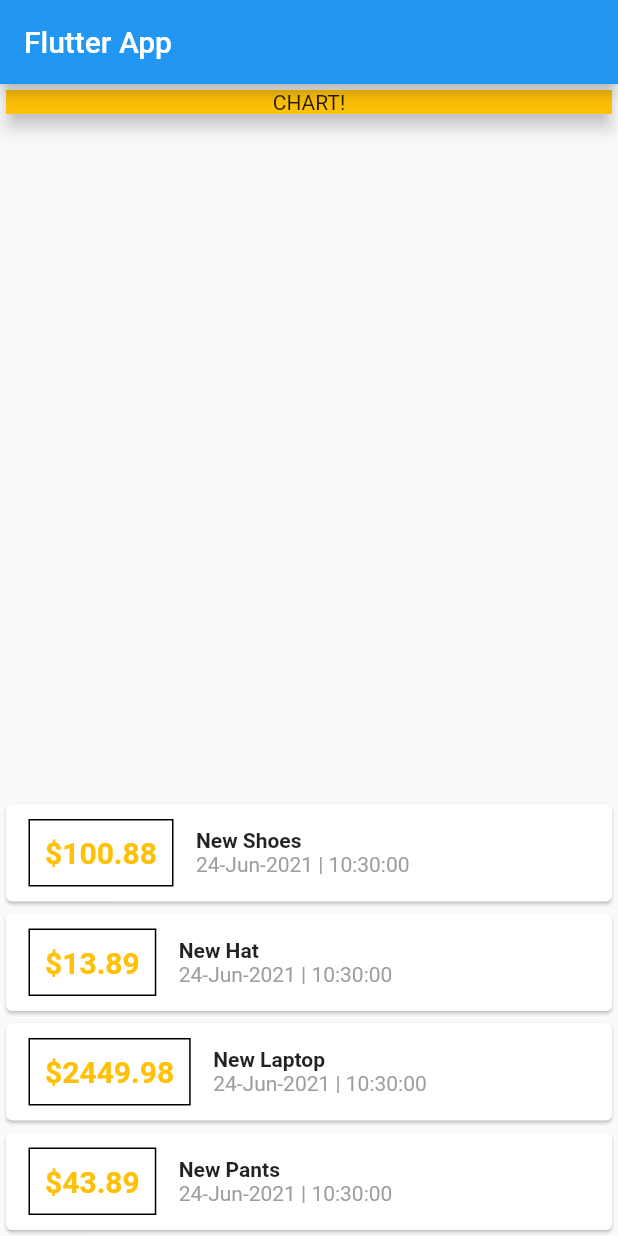
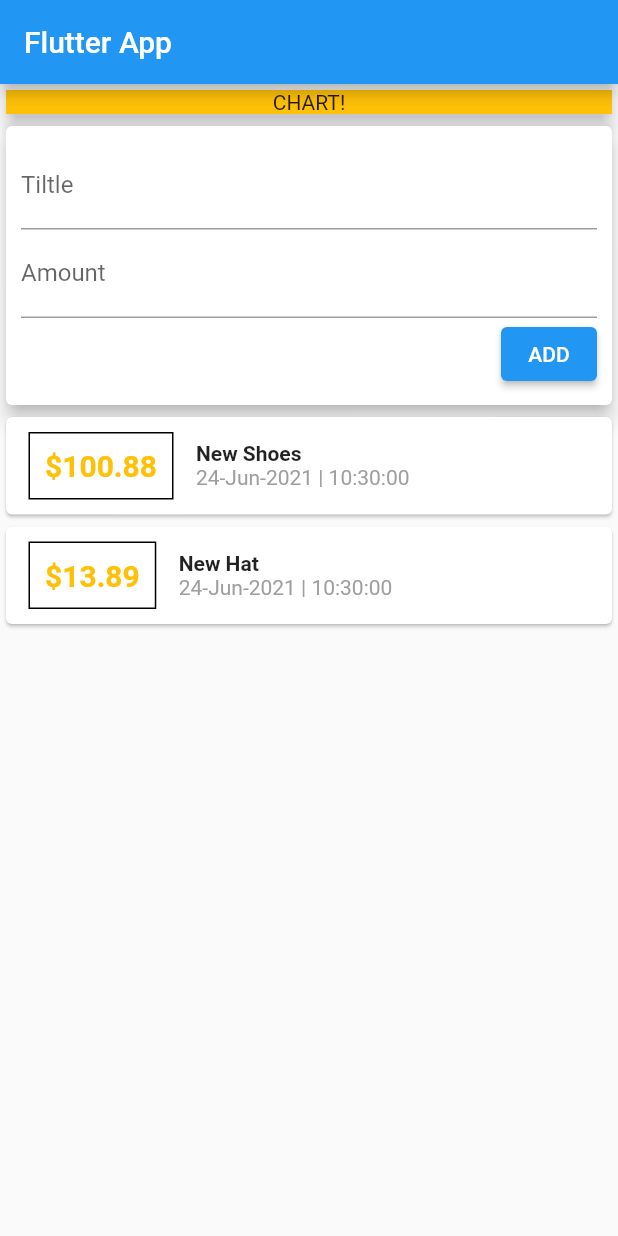
Before and after one commit to thq4n/personal_expenses_application, a Flutter app: the screen it shows after launch, on a phone screen of 412 x 824 dp. Run offline on Flutter 3.47's test engine with Material 2 defaults, Android fonts, the phone set to English and light mode, and no system bars.

Commit message:
Text Field

```diff
--- a/lib/main.dart
+++ b/lib/main.dart
@@ -20,18 +20,18 @@ class MyHomePage extends StatelessWidget {
       amount: 13.89,
       date: DateTime.now(),
     ),
-    Transaction(
-      id: "3",
-      title: "New Laptop",
-      amount: 2449.98,
-      date: DateTime.now(),
-    ),
-    Transaction(
-      id: "4",
-      title: "New Pants",
-      amount: 43.89,
-      date: DateTime.now(),
-    ),
+    // Transaction(
+    //   id: "3",
+    //   title: "New Laptop",
+    //   amount: 2449.98,
+    //   date: DateTime.now(),
+    // ),
+    // Transaction(
+    //   id: "4",
+    //   title: "New Pants",
+    //   amount: 43.88,
+    //   date: DateTime.now(),
+    // ),
   ];
   @override
   Widget build(BuildContext context) {
@@ -41,7 +41,7 @@ class MyHomePage extends StatelessWidget {
             title: Text("Flutter App"),
           ),
           body: Column(
-            mainAxisAlignment: MainAxisAlignment.spaceBetween,
+            //mainAxisAlignment: MainAxisAlignment.start,
             crossAxisAlignment: CrossAxisAlignment.stretch,
             children: <Widget>[
               Card(
@@ -54,6 +54,31 @@ class MyHomePage extends StatelessWidget {
                   ),
                 ),
                 elevation: 5,
+              ),
+              Card(
+                elevation: 5,
+                child: Container(
+                  padding: EdgeInsets.all(10),
+                  child: Column(
+                    crossAxisAlignment: CrossAxisAlignment.end,
+                    children: <Widget>[
+                      TextField(
+                        decoration: InputDecoration(
+                          labelText: "Tiltle",
+                        ),
+                      ),
+                      TextField(
+                        decoration: InputDecoration(
+                          labelText: "Amount",
+                        ),
+                      ),
+                      ElevatedButton(
+                        onPressed: () => null,
+                        child: Text("ADD"),
+                      ),
+                    ],
+                  ),
+                ),
               ),
               Column(
                 children: transactions.map((tx) {
```
